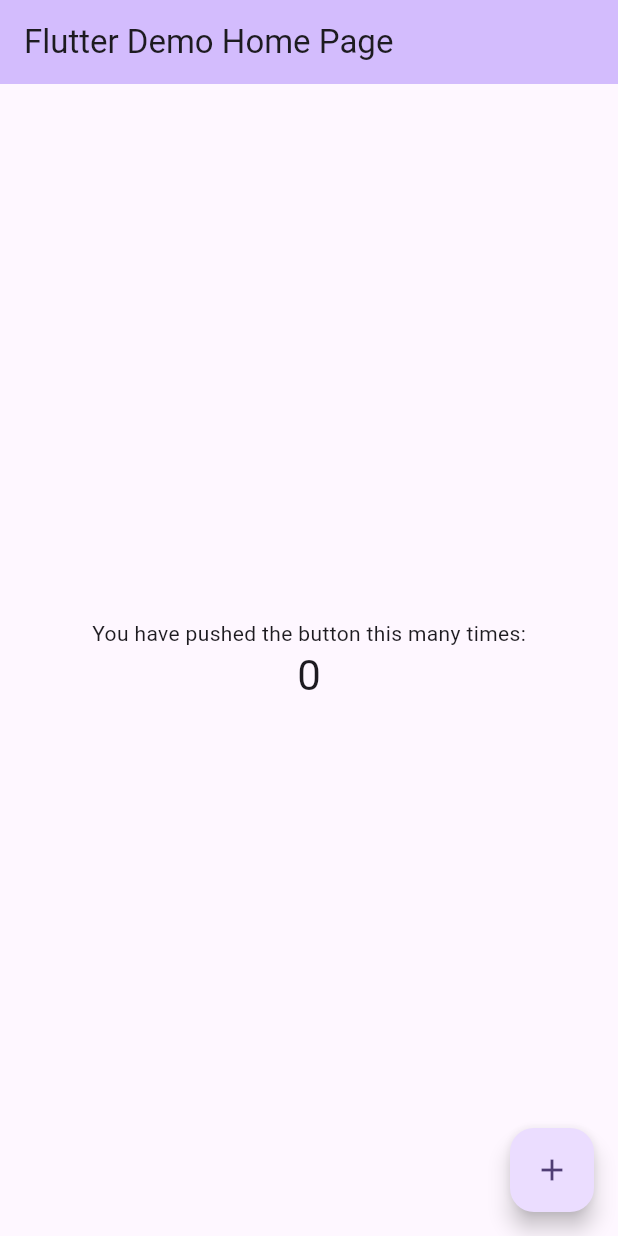
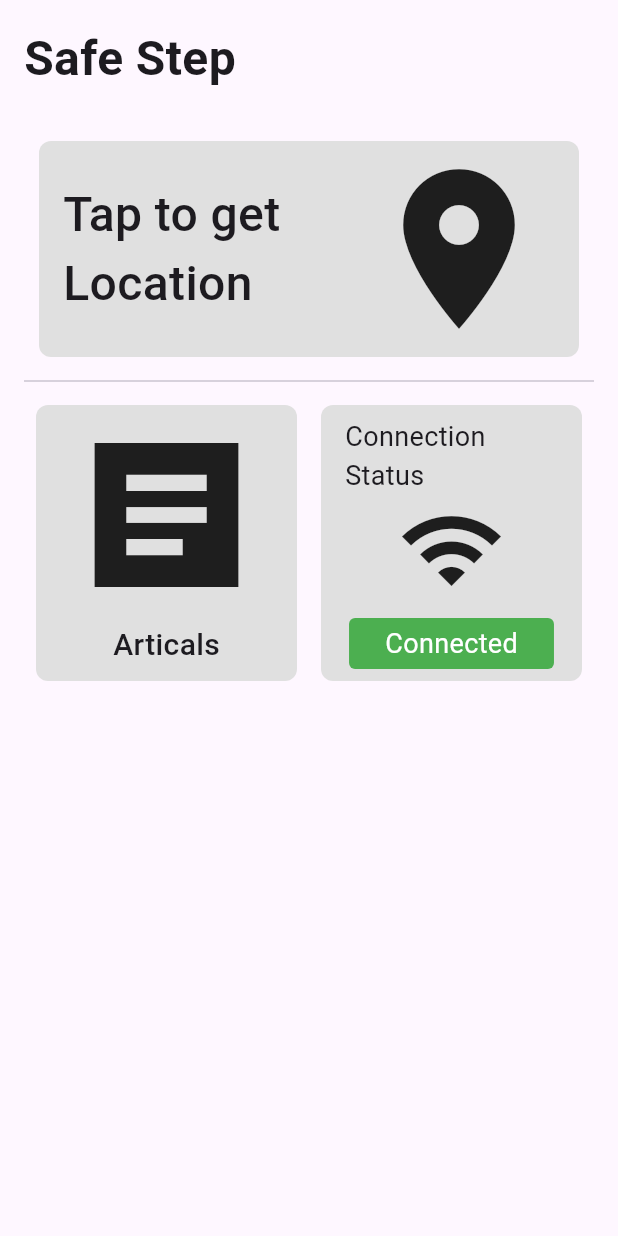
Before and after one commit to chamishkadilina/safestep, a Flutter app: the screen it shows after launch, on a phone screen of 412 x 824 dp. Run offline on Flutter 3.47's test engine with Material 3 defaults, Android fonts, the phone set to English and light mode, and no system bars.

Commit message:
home ui added

```diff
--- a/lib/main.dart
+++ b/lib/main.dart
@@ -1,125 +1,17 @@
 import 'package:flutter/material.dart';
+import 'package:safestep/pages/home_page.dart';
 
 void main() {
-  runApp(const MyApp());
+  runApp(MyApp());
 }
 
 class MyApp extends StatelessWidget {
   const MyApp({super.key});
 
-  // This widget is the root of your application.
   @override
   Widget build(BuildContext context) {
-    return MaterialApp(
-      title: 'Flutter Demo',
-      theme: ThemeData(
-        // This is the theme of your application.
-        //
-        // TRY THIS: Try running your application with "flutter run". You'll see
-        // the application has a purple toolbar. Then, without quitting the app,
-        // try changing the seedColor in the colorScheme below to Colors.green
-        // and then invoke "hot reload" (save your changes or press the "hot
-        // reload" button in a Flutter-supported IDE, or press "r" if you used
-        // the command line to start the app).
-        //
-        // Notice that the counter didn't reset back to zero; the application
-        // state is not lost during the reload. To reset the state, use hot
-        // restart instead.
-        //
-        // This works for code too, not just values: Most code changes can be
-        // tested with just a hot reload.
-        colorScheme: ColorScheme.fromSeed(seedColor: Colors.deepPurple),
-        useMaterial3: true,
-      ),
-      home: const MyHomePage(title: 'Flutter Demo Home Page'),
+    return const MaterialApp(
+      home: HomePage(),
     );
   }
 }
-
-class MyHomePage extends StatefulWidget {
-  const MyHomePage({super.key, required this.title});
-
-  // This widget is the home page of your application. It is stateful, meaning
-  // that it has a State object (defined below) that contains fields that affect
-  // how it looks.
-
-  // This class is the configuration for the state. It holds the values (in this
-  // case the title) provided by the parent (in this case the App widget) and
-  // used by the build method of the State. Fields in a Widget subclass are
-  // always marked "final".
-
-  final String title;
-
-  @override
-  State<MyHomePage> createState() => _MyHomePageState();
-}
-
-class _MyHomePageState extends State<MyHomePage> {
-  int _counter = 0;
-
-  void _incrementCounter() {
-    setState(() {
-      // This call to setState tells the Flutter framework that something has
-      // changed in this State, which causes it to rerun the build method below
-      // so that the display can reflect the updated values. If we changed
-      // _counter without calling setState(), then the build method would not be
-      // called again, and so nothing would appear to happen.
-      _counter++;
-    });
-  }
-
-  @override
-  Widget build(BuildContext context) {
-    // This method is rerun every time setState is called, for instance as done
-    // by the _incrementCounter method above.
-    //
-    // The Flutter framework has been optimized to make rerunning build methods
-    // fast, so that you can just rebuild anything that needs updating rather
-    // than having to individually change instances of widgets.
-    return Scaffold(
-      appBar: AppBar(
-        // TRY THIS: Try changing the color here to a specific color (to
-        // Colors.amber, perhaps?) and trigger a hot reload to see the AppBar
-        // change color while the other colors stay the same.
-        backgroundColor: Theme.of(context).colorScheme.inversePrimary,
-        // Here we take the value from the MyHomePage object that was created by
-        // the App.build method, and use it to set our appbar title.
-        title: Text(widget.title),
-      ),
-      body: Center(
-        // Center is a layout widget. It takes a single child and positions it
-        // in the middle of the parent.
-        child: Column(
-          // Column is also a layout widget. It takes a list of children and
-          // arranges them vertically. By default, it sizes itself to fit its
-          // children horizontally, and tries to be as tall as its parent.
-          //
-          // Column has various properties to control how it sizes itself and
-          // how it positions its children. Here we use mainAxisAlignment to
-          // center the children vertically; the main axis here is the vertical
-          // axis because Columns are vertical (the cross axis would be
-          // horizontal).
-          //
-          // TRY THIS: Invoke "debug painting" (choose the "Toggle Debug Paint"
-          // action in the IDE, or press "p" in the console), to see the
-          // wireframe for each widget.
-          mainAxisAlignment: MainAxisAlignment.center,
-          children: <Widget>[
-            const Text(
-              'You have pushed the button this many times:',
-            ),
-            Text(
-              '$_counter',
-              style: Theme.of(context).textTheme.headlineMedium,
-            ),
-          ],
-        ),
-      ),
-      floatingActionButton: FloatingActionButton(
-        onPressed: _incrementCounter,
-        tooltip: 'Increment',
-        child: const Icon(Icons.add),
-      ), // This trailing comma makes auto-formatting nicer for build methods.
-    );
-  }
-}
--- /dev/null
+++ b/lib/pages/home_page.dart
@@ -0,0 +1,163 @@
+import 'package:flutter/material.dart';
+
+class HomePage extends StatelessWidget {
+  const HomePage({super.key});
+
+  @override
+  Widget build(BuildContext context) {
+    return Scaffold(
+      body: SafeArea(
+        child: Padding(
+          padding: const EdgeInsets.all(16.0),
+          child: Column(
+            children: [
+              // Header
+              const Align(
+                alignment: Alignment.centerLeft,
+                child: Text(
+                  'Safe Step',
+                  style: TextStyle(
+                    fontSize: 32,
+                    fontWeight: FontWeight.bold,
+                  ),
+                ),
+              ),
+              const SizedBox(height: 32),
+
+              //get location button
+              Container(
+                width: 360,
+                decoration: BoxDecoration(
+                  borderRadius: BorderRadius.circular(8),
+                  color: Colors.grey.shade300,
+                ),
+                child: const Padding(
+                  padding: EdgeInsets.symmetric(horizontal: 16.0, vertical: 8),
+                  child: Row(
+                    mainAxisAlignment: MainAxisAlignment.spaceBetween,
+                    children: [
+                      // text
+                      Text(
+                        'Tap to get\nLocation',
+                        style: TextStyle(
+                          fontSize: 32,
+                          fontWeight: FontWeight.w500,
+                        ),
+                      ),
+                      SizedBox(width: 16),
+                      // icon
+                      Icon(
+                        Icons.location_on,
+                        size: 128,
+                      ),
+                    ],
+                  ),
+                ),
+              ),
+              const SizedBox(height: 8),
+
+              // divider
+              const SizedBox(
+                child: Divider(),
+              ),
+
+              // articals + connected indicator
+              SizedBox(
+                height: 200,
+                child: Row(
+                  children: [
+                    Expanded(
+                      child: Padding(
+                        padding: const EdgeInsets.all(8.0),
+                        child: Container(
+                          width: 360,
+                          decoration: BoxDecoration(
+                            borderRadius: BorderRadius.circular(8),
+                            color: Colors.grey.shade300,
+                          ),
+                          child: const Padding(
+                            padding: EdgeInsets.symmetric(
+                                horizontal: 16.0, vertical: 8),
+                            child: Column(
+                              mainAxisAlignment: MainAxisAlignment.center,
+                              children: [
+                                // icon
+                                Icon(
+                                  Icons.article_sharp,
+                                  size: 128,
+                                ),
+                                SizedBox(height: 8),
+                                // text
+                                Text(
+                                  'Articals',
+                                  style: TextStyle(
+                                    fontSize: 20,
+                                    fontWeight: FontWeight.w500,
+                                  ),
+                                ),
+                              ],
+                            ),
+                          ),
+                        ),
+                      ),
+                    ),
+                    Expanded(
+                      child: Padding(
+                        padding: const EdgeInsets.all(8.0),
+                        child: Container(
+                          width: 360,
+                          decoration: BoxDecoration(
+                            borderRadius: BorderRadius.circular(8),
+                            color: Colors.grey.shade300,
+                          ),
+                          child: Padding(
+                            padding: const EdgeInsets.symmetric(
+                                horizontal: 16.0, vertical: 8),
+                            child: Column(
+                              mainAxisAlignment: MainAxisAlignment.spaceBetween,
+                              children: [
+                                // connection status
+                                const Align(
+                                  alignment: Alignment.centerLeft,
+                                  child: Text(
+                                    'Connection\nStatus',
+                                    style: TextStyle(fontSize: 18),
+                                  ),
+                                ),
+
+                                // wifi icon
+                                const Icon(
+                                  Icons.wifi_sharp,
+                                  size: 72,
+                                ),
+                                const SizedBox(height: 8),
+                                // connected indicator
+                                Container(
+                                  padding: const EdgeInsets.symmetric(
+                                      horizontal: 24, vertical: 4),
+                                  decoration: BoxDecoration(
+                                    color: Colors.green,
+                                    borderRadius: BorderRadius.circular(4),
+                                  ),
+                                  child: const Text(
+                                    'Connected',
+                                    style: TextStyle(
+                                        fontSize: 18, color: Colors.white),
+                                  ),
+                                ),
+                              ],
+                            ),
+                          ),
+                        ),
+                      ),
+                    ),
+                  ],
+                ),
+              ),
+            ],
+          ),
+        ),
+      ),
+    );
+  }
+}
```
